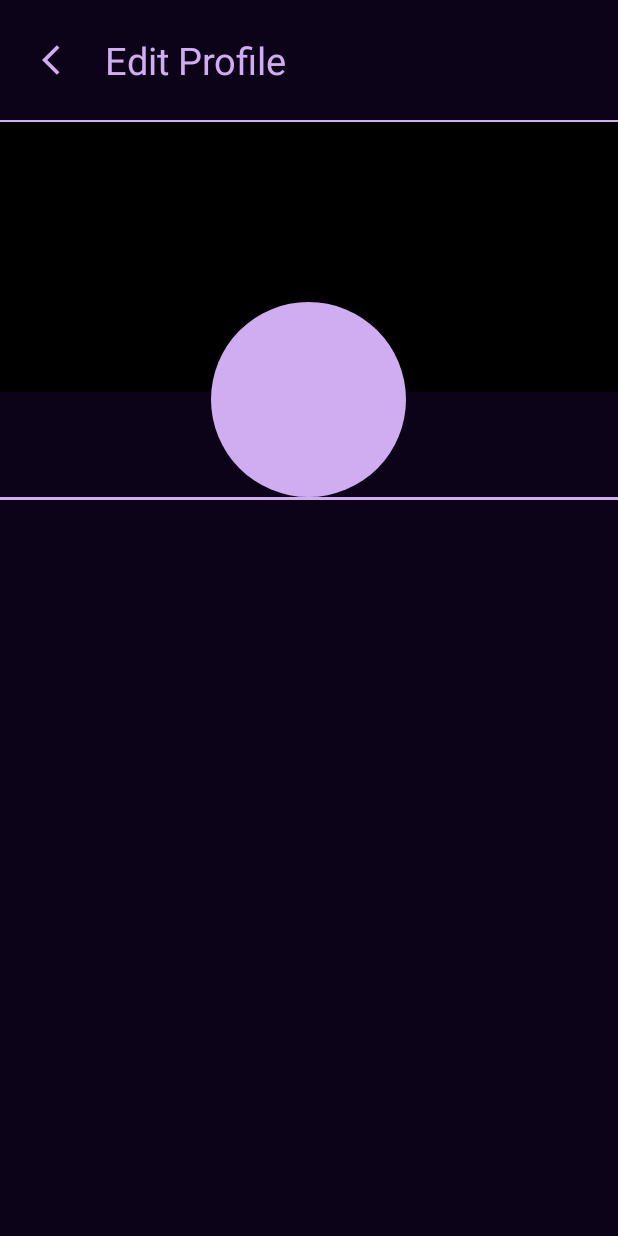
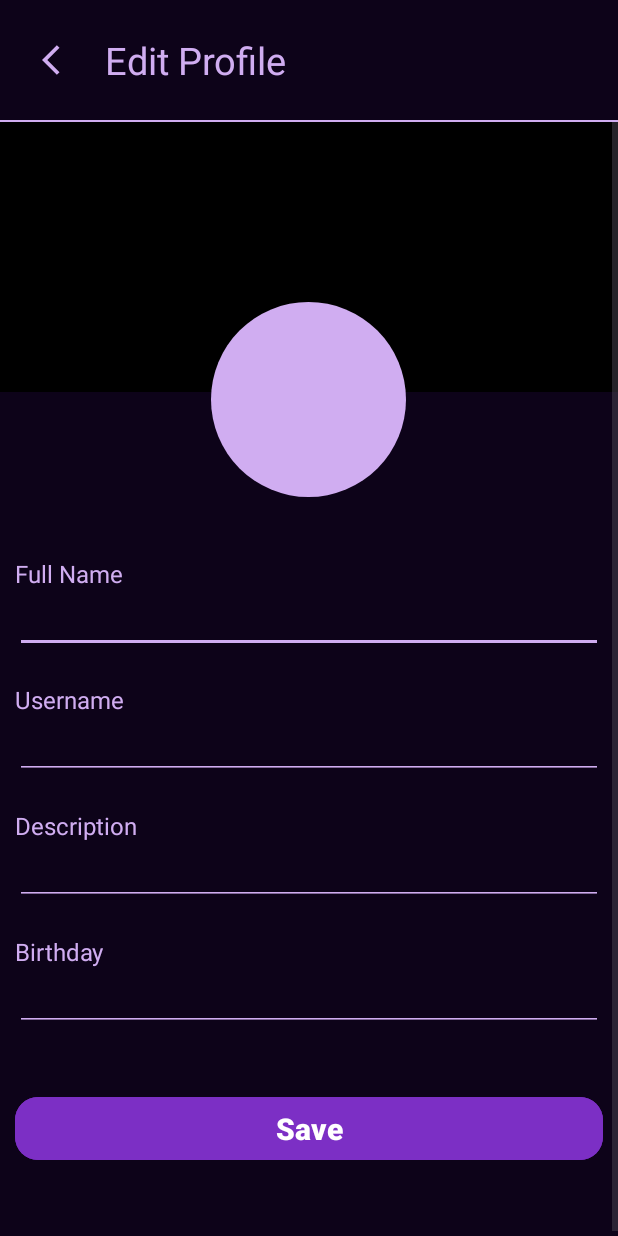
Before and after one commit to JoshDez/Synthronize, an Android app: the EditProfile screen opened directly, with no data from a screen before it, on a phone screen of 412 x 824 dp. Run offline under Robolectric (Android 15) with nearby library versions, the phone set to English and light mode, and no system bars; our stand-ins replace CircleImageView, Firebase (no records; nobody signed in at launch, a user with empty details on screens opened directly).

Commit message:
Edit profile working

```diff
--- a/app/src/main/java/com/labactivity/synthronize/SignUp.kt
+++ b/app/src/main/java/com/labactivity/synthronize/SignUp.kt
@@ -73,8 +73,4 @@ class SignUp : AppCompatActivity() {
             this.finish()
         }
     }
-
-    private fun addUserToDatabase(name:String, email:String, uid:String){
-
-    }
 }
--- a/app/src/main/res/layout/activity_edit_profile.xml
+++ b/app/src/main/res/layout/activity_edit_profile.xml
@@ -89,14 +89,123 @@
                 </RelativeLayout>
             </FrameLayout>
 
-            <com.google.android.material.divider.MaterialDivider
-                android:id="@+id/divider2"
+            <Space
                 android:layout_width="match_parent"
-                android:layout_height="2dp"
-                android:layout_below="@id/mainToolbar"
-                android:background="@color/light_purple"
-                app:dividerColor="@color/light_purple" />
+                android:layout_height="40dp"/>
+            <TextView
+                android:layout_width="wrap_content"
+                android:layout_height="wrap_content"
+                android:layout_marginStart="10dp"
+                android:textColor="@color/light_purple"
+                android:textSize="16sp"
+                android:text="@string/full_name"/>
+            <EditText
+                android:id="@+id/fullNameEdtTxt"
+                android:layout_width="match_parent"
+                android:layout_height="wrap_content"
+                android:backgroundTint="@color/light_purple"
+                android:layout_marginStart="10dp"
+                android:layout_marginEnd="10dp"
+                android:paddingStart="10dp"
+                android:textColor="@color/light_purple"
+                android:textSize="15sp"
+                android:contentDescription="@string/full_name"/>
 
+
+            <Space
+                android:layout_width="match_parent"
+                android:layout_height="20dp"/>
+            <TextView
+                android:layout_width="wrap_content"
+                android:layout_height="wrap_content"
+                android:layout_marginStart="10dp"
+                android:textColor="@color/light_purple"
+                android:textSize="16sp"
+                android:text="@string/Username"/>
+            <EditText
+                android:id="@+id/usernameEdtTxt"
+                android:layout_width="match_parent"
+                android:layout_height="wrap_content"
+                android:backgroundTint="@color/light_purple"
+                android:layout_marginStart="10dp"
+                android:layout_marginEnd="10dp"
+                android:contentDescription="@string/username"
+                android:paddingStart="10dp"
+                android:textColor="@color/light_purple"
+                android:textSize="15sp"/>
+
+
+            <Space
+                android:layout_width="match_parent"
+                android:layout_height="20dp"/>
+            <TextView
+                android:layout_width="wrap_content"
+                android:layout_height="wrap_content"
+                android:layout_marginStart="10dp"
+                android:textColor="@color/light_purple"
+                android:textSize="16sp"
+                android:text="@string/description"/>
+            <EditText
+                android:id="@+id/descriptionEdtTxt"
+                android:layout_width="match_parent"
+                android:layout_height="wrap_content"
+                android:backgroundTint="@color/light_purple"
+                android:layout_marginStart="10dp"
+                android:layout_marginEnd="10dp"
+                android:contentDescription="@string/description"
+                android:paddingStart="10dp"
+                android:textColor="@color/light_purple"
+                android:textSize="15sp"/>
+
+
+            <Space
+                android:layout_width="match_parent"
+                android:layout_height="20dp"/>
+            <TextView
+                android:layout_width="wrap_content"
+                android:layout_height="wrap_content"
+                android:layout_marginStart="10dp"
+                android:textColor="@color/light_purple"
+                android:textSize="16sp"
+                android:text="@string/birthday"/>
+            <EditText
+                android:id="@+id/birthdayEdtTxt"
+                android:layout_width="match_parent"
+                android:layout_height="wrap_content"
+                android:backgroundTint="@color/light_purple"
+                android:focusable="false"
+                android:layout_marginStart="10dp"
+                android:layout_marginEnd="10dp"
+                android:contentDescription="@string/birthday"
+                android:paddingStart="10dp"
+                android:textColor="@color/light_purple"
+                android:textSize="15sp"/>
+
+            <Space
+                android:layout_width="match_parent"
+                android:layout_height="40dp"/>
+
+            <com.google.android.material.button.MaterialButton
+                android:id="@+id/saveBtn"
+                android:layout_width="match_parent"
+                android:layout_height="50dp"
+                android:layout_marginStart="10dp"
+                android:layout_marginEnd="10dp"
+                android:backgroundTint="@color/purple1"
+                android:text="@string/save"
+                android:textAlignment="center"
+                android:textColor="@color/white"
+                android:textSize="20sp"
+                android:textStyle="bold"
+                app:cornerRadius="15dp"
+                app:layout_constraintEnd_toEndOf="parent"
+                app:layout_constraintHorizontal_bias="0.494"
+                app:layout_constraintStart_toStartOf="parent"
+                app:layout_constraintTop_toBottomOf="@+id/confirmPassEdtTxt" />
+
+            <Space
+                android:layout_width="match_parent"
+                android:layout_height="50dp"/>
         </LinearLayout>
     </ScrollView>
 
--- a/app/src/main/res/values/strings.xml
+++ b/app/src/main/res/values/strings.xml
@@ -37,6 +37,10 @@
     <string name="add_friend">Add Friend</string>
     <string name="message_user">Message User</string>
     <string name="edit_profile">Edit Profile</string>
+    <string name="Username">Username</string>
+    <string name="description">Description</string>
+    <string name="birthday">Birthday</string>
+    <string name="save">Save</string>
 
 
 </resources>
```
Also changed, not shown: app/src/main/java/com/labactivity/synthronize/EditProfile.kt (+104 -4 lines).
